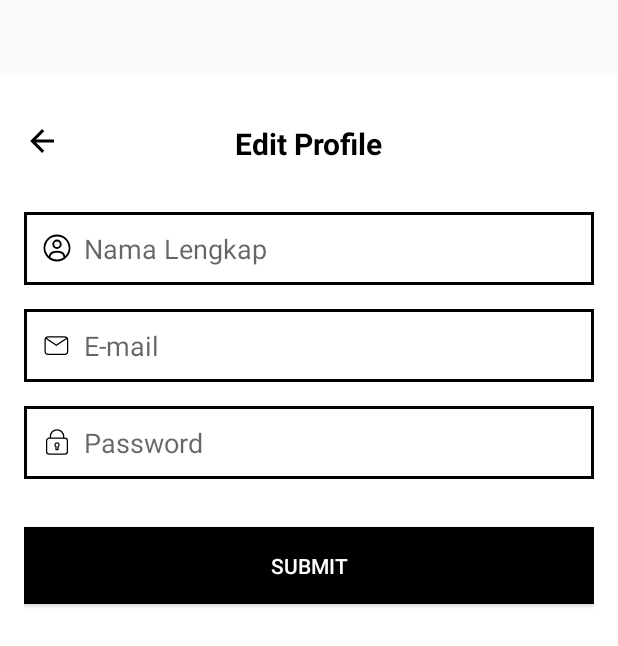
After one commit to andreasrs00/WallEt, an Android app built with Jetpack Compose: the editprofilePage screen opened directly, with no data from a screen before it, on a phone screen of 412 x 824 dp. The commit adds this screen. Shown: the top 646 px of the screen. Run offline under Robolectric (Android 15) with nearby library versions, the phone set to English and light mode, and no system bars.

Commit message:
editprofilePage

```diff
--- a/app/src/main/AndroidManifest.xml
+++ b/app/src/main/AndroidManifest.xml
@@ -13,13 +13,23 @@
         android:theme="@style/Theme.Wallet"
         tools:targetApi="31">
         <activity
+            android:name=".editprofilePage"
+            android:theme="@style/Theme.Design.Light.NoActionBar"
+            android:exported="true">
+            <intent-filter>
+                <action android:name="android.intent.action.MAIN" />
+
+                <category android:name="android.intent.category.LAUNCHER" />
+            </intent-filter>
+        </activity>
+        <activity
             android:name=".afterSignUp"
-            android:theme="@style/Theme.Design.Light.NoActionBar"
-            android:exported="true" />
+            android:exported="true"
+            android:theme="@style/Theme.Design.Light.NoActionBar" />
         <activity
             android:name=".signupPage"
-            android:theme="@style/Theme.Design.Light.NoActionBar"
-            android:exported="true">
+            android:exported="true"
+            android:theme="@style/Theme.Design.Light.NoActionBar">
             <intent-filter>
                 <action android:name="android.intent.action.MAIN" />
 
@@ -38,8 +48,8 @@
         </activity>
         <activity
             android:name=".loadingScreen"
-            android:theme="@style/Theme.Design.Light.NoActionBar"
-            android:exported="true">
+            android:exported="true"
+            android:theme="@style/Theme.Design.Light.NoActionBar">
             <intent-filter>
                 <action android:name="android.intent.action.MAIN" />
 
--- /dev/null
+++ b/app/src/main/java/com/example/wallet/editprofilePage.kt
@@ -0,0 +1,20 @@
+package com.example.wallet
+
+import android.os.Bundle
+import androidx.activity.enableEdgeToEdge
+import androidx.appcompat.app.AppCompatActivity
+import androidx.core.view.ViewCompat
+import androidx.core.view.WindowInsetsCompat
+
+class editprofilePage : AppCompatActivity() {
+    override fun onCreate(savedInstanceState: Bundle?) {
+        super.onCreate(savedInstanceState)
+        enableEdgeToEdge()
+        setContentView(R.layout.activity_editprofile_page)
+        ViewCompat.setOnApplyWindowInsetsListener(findViewById(R.id.main)) { v, insets ->
+            val systemBars = insets.getInsets(WindowInsetsCompat.Type.systemBars())
+            v.setPadding(systemBars.left, systemBars.top, systemBars.right, systemBars.bottom)
+            insets
+        }
+    }
+}
--- /dev/null
+++ b/app/src/main/res/drawable/arrow_back_icon.xml
@@ -0,0 +1,5 @@
+<vector xmlns:android="http://schemas.android.com/apk/res/android" android:height="24dp" android:viewportHeight="24" android:viewportWidth="24" android:width="24dp">
+
+    <path android:fillColor="@color/primary" android:pathData="M20,11v2H8l5.5,5.5l-1.42,1.42L4.16,12l7.92,-7.92L13.5,5.5L8,11z"/>
+
+</vector>
--- /dev/null
+++ b/app/src/main/res/layout/activity_editprofile_page.xml
@@ -0,0 +1,106 @@
+<?xml version="1.0" encoding="utf-8"?>
+<androidx.constraintlayout.widget.ConstraintLayout xmlns:android="http://schemas.android.com/apk/res/android"
+    xmlns:app="http://schemas.android.com/apk/res-auto"
+    xmlns:tools="http://schemas.android.com/tools"
+    android:id="@+id/main"
+    android:layout_width="match_parent"
+    android:layout_height="match_parent"
+    tools:context=".editprofilePage">
+
+    <androidx.constraintlayout.widget.Guideline
+        android:id="@+id/top_guideline"
+        android:layout_width="wrap_content"
+        android:layout_height="wrap_content"
+        android:orientation="horizontal"
+        app:layout_constraintGuide_begin="50dp" />
+
+    <RelativeLayout
+        android:layout_width="match_parent"
+        android:layout_height="0dp"
+        android:background="#FFFFFF"
+        app:layout_constraintStart_toStartOf="parent"
+        app:layout_constraintEnd_toEndOf="parent"
+        app:layout_constraintTop_toBottomOf="@id/top_guideline"
+        app:layout_constraintBottom_toBottomOf="parent"
+        android:padding="16dp">
+
+        <!-- Back Arrow -->
+        <ImageView
+            android:id="@+id/backArrow"
+            android:layout_width="24dp"
+            android:layout_height="24dp"
+            android:src="@drawable/arrow_back_icon"
+            android:layout_alignParentStart="true"
+            android:layout_marginTop="16dp"
+            android:contentDescription="Back Arrow" />
+
+        <!-- Title -->
+        <TextView
+            android:id="@+id/title"
+            android:layout_width="wrap_content"
+            android:layout_height="wrap_content"
+            android:layout_centerHorizontal="true"
+            android:layout_alignTop="@id/backArrow"
+            android:text="Edit Profile"
+            android:textColor="#000000"
+            android:textSize="20sp"
+            android:textStyle="bold" />
+
+        <EditText
+            android:id="@+id/fullName"
+            android:layout_width="match_parent"
+            android:layout_height="wrap_content"
+            android:layout_below="@id/title"
+            android:layout_marginTop="32dp"
+            android:hint="Nama Lengkap"
+            android:drawableStart="@drawable/user_icon"
+            android:drawablePadding="8dp"
+            android:padding="12dp"
+            android:background="@drawable/border"
+            android:textColor="#000000"
+            android:inputType="textPersonName" />
+
+        <EditText
+            android:id="@+id/email"
+            android:layout_width="match_parent"
+            android:layout_height="wrap_content"
+            android:layout_below="@id/fullName"
+            android:layout_marginTop="16dp"
+            android:hint="E-mail"
+            android:drawableStart="@drawable/email_icon"
+            android:drawablePadding="8dp"
+            android:padding="12dp"
+            android:background="@drawable/border"
+            android:textColor="#000000"
+            android:inputType="textEmailAddress" />
+
+        <!-- Password Input -->
+        <EditText
+            android:id="@+id/password"
+            android:layout_width="match_parent"
+            android:layout_height="wrap_content"
+            android:layout_below="@id/email"
+            android:layout_marginTop="16dp"
+            android:hint="Password"
+            android:drawableStart="@drawable/password_icon"
+            android:drawablePadding="8dp"
+            android:padding="12dp"
+            android:background="@drawable/border"
+            android:textColor="#000000"
+            android:inputType="textPassword" />
+
+        <Button
+            android:id="@+id/submitButton"
+            android:layout_width="match_parent"
+            android:layout_height="wrap_content"
+            android:layout_below="@id/password"
+            android:layout_marginTop="32dp"
+            android:text="SUBMIT"
+            android:textColor="#FFFFFF"
+            android:background="#000000"
+            android:padding="16dp" />
+
+    </RelativeLayout>
+
+
+</androidx.constraintlayout.widget.ConstraintLayout>
--- a/app/src/main/res/values/strings.xml
+++ b/app/src/main/res/values/strings.xml
@@ -8,4 +8,6 @@
     <string name="text_nama">Nama Lengkap</string>
     <string name="text_tanggal">Tanggal Lahir</string>
     <string name="text_jenis">Jenis Kelamin</string>
+    <string name="text_landingBawah">Belum Punya Akun?</string>
+    <string name="text_editProfile">Edit Profile</string>
 </resources>
```
